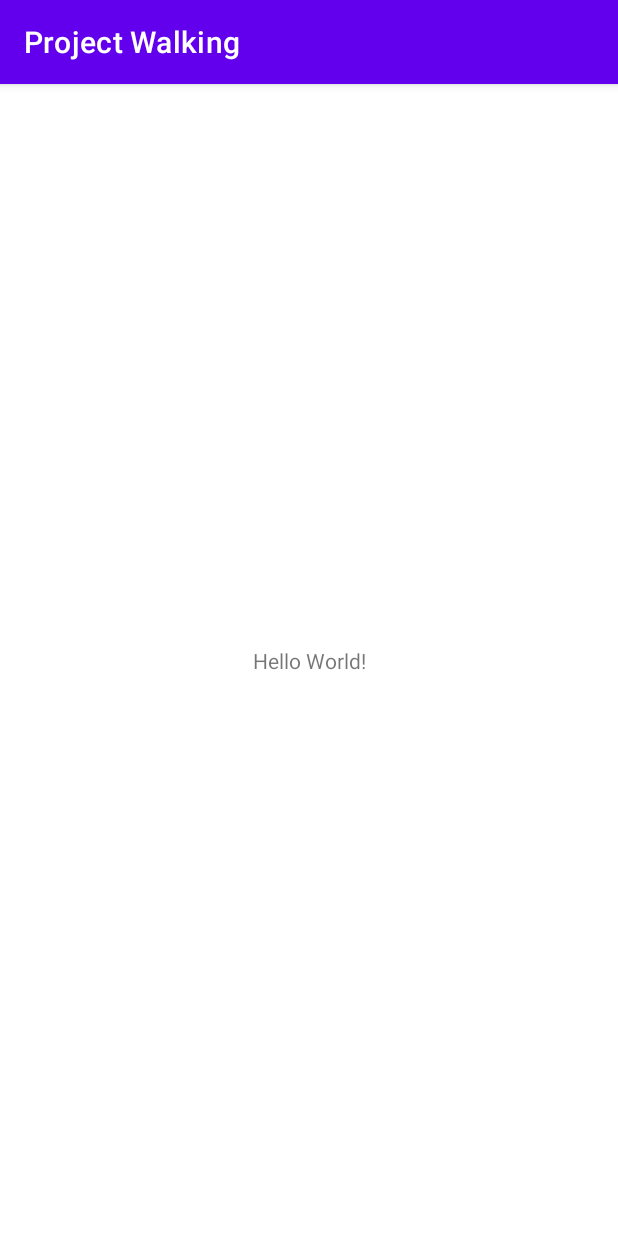
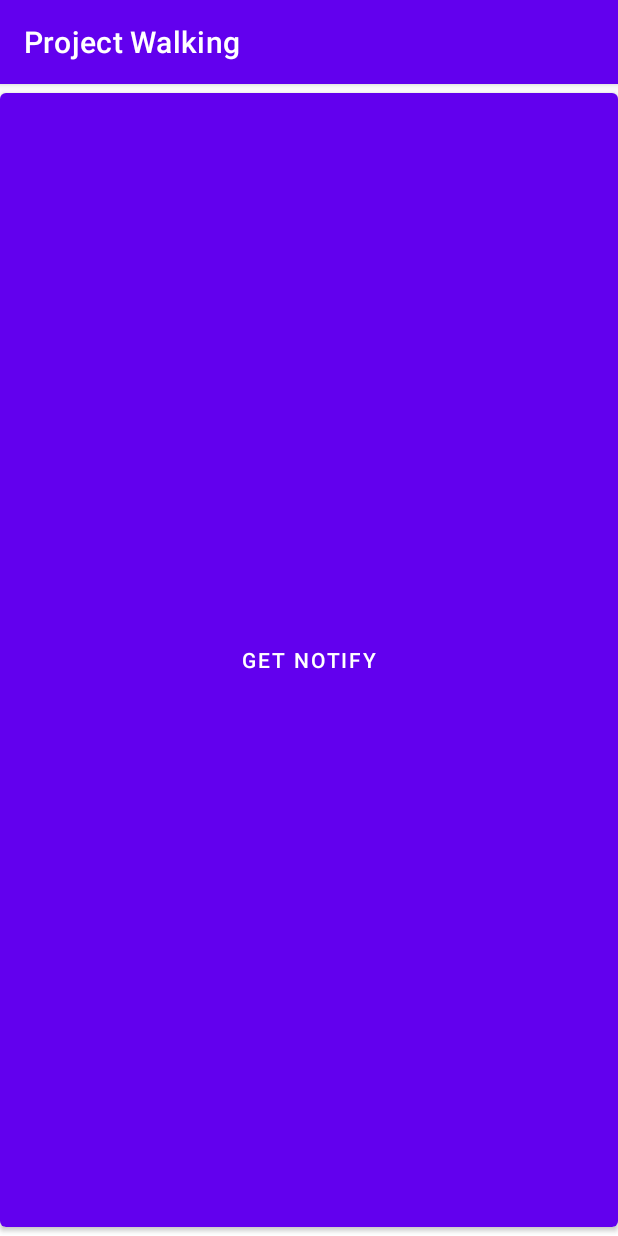
Before and after one commit to valeria9090/Team-Apricot, an Android app: the screen it shows after launch (MainActivity), on a phone screen of 412 x 824 dp. Run offline under Robolectric (Android 15) with nearby library versions, the phone set to English and light mode, and no system bars.

Commit message:
Update activity_main.xml

```diff
--- a/Project Walking/Source code/app/src/main/res/layout/activity_main.xml
+++ b/Project Walking/Source code/app/src/main/res/layout/activity_main.xml
@@ -6,13 +6,10 @@
     android:layout_height="match_parent"
     tools:context=".MainActivity">
 
-    <TextView
-        android:layout_width="wrap_content"
-        android:layout_height="wrap_content"
-        android:text="Hello World!"
-        app:layout_constraintBottom_toBottomOf="parent"
-        app:layout_constraintLeft_toLeftOf="parent"
-        app:layout_constraintRight_toRightOf="parent"
-        app:layout_constraintTop_toTopOf="parent" />
+    <Button
+        android:layout_width="match_parent"
+        android:layout_height="match_parent"
+        android:id="@+id/notify_button"
+        android:text="Get Notify"/>
 
 </androidx.constraintlayout.widget.ConstraintLayout>
```
